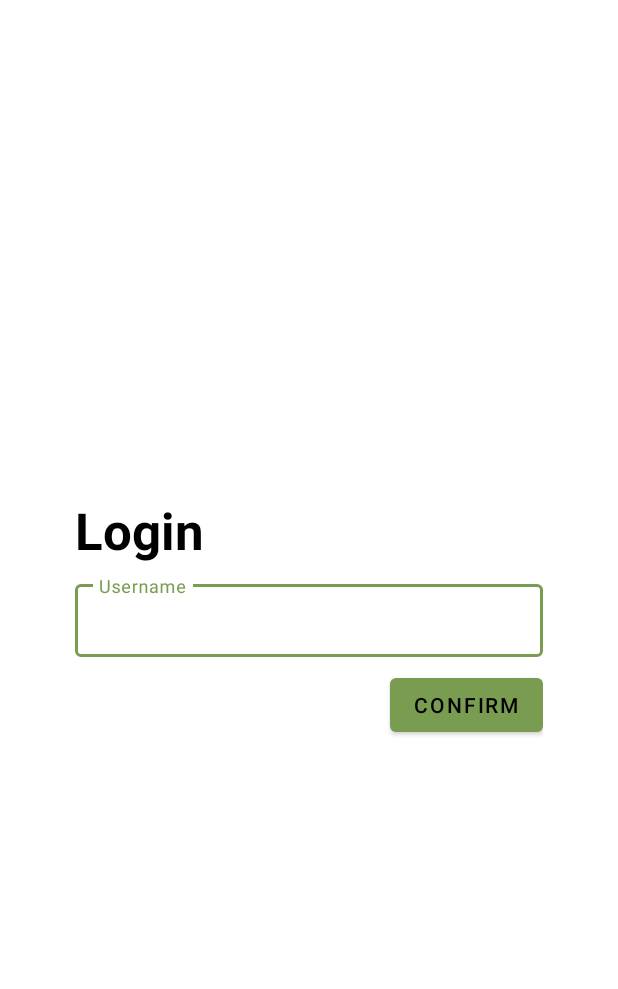
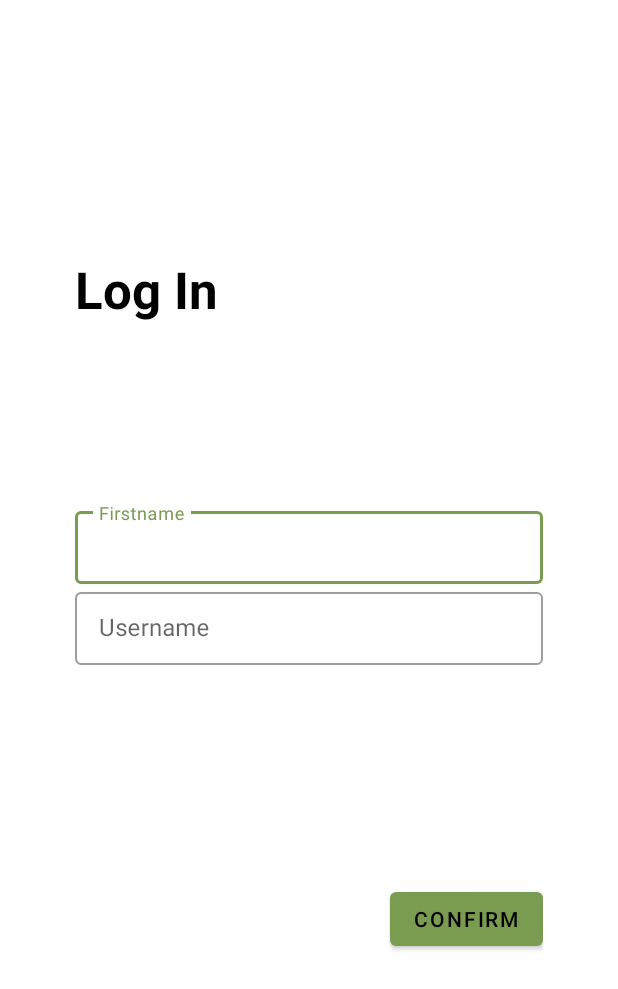
Before and after one commit to agaperra/make-me-chat-you, an Android app: the screen it shows after launch (MainActivity), on a phone screen of 412 x 824 dp. Shown: the top 989 px of the screen. Run offline under Robolectric (Android 15) with nearby library versions, the phone set to English and light mode, and no system bars; our stand-ins replace Dagger/Hilt's generated code; libraries missing offline, so code that uses them is left out: io.getstream.chat.

Commit message:
two users can speak

```diff
--- a/app/src/main/java/com/agaperra/makemechatyou/ui/channel/ChannelViewModel.kt
+++ b/app/src/main/java/com/agaperra/makemechatyou/ui/channel/ChannelViewModel.kt
@@ -34,8 +34,9 @@ class ChannelViewModel @Inject constructor(
             }
             val result = client.channel(
                 channelType = "messaging",
-                channelId = UUID.randomUUID().toString()
-            ).create(
+                channelId = "general"
+            )
+                .create(
                 extraData = mapOf(
                     "name" to trimmedChannelName,
                 ), memberIds = emptyList()
--- a/app/src/main/java/com/agaperra/makemechatyou/ui/login/LoginViewModel.kt
+++ b/app/src/main/java/com/agaperra/makemechatyou/ui/login/LoginViewModel.kt
@@ -2,9 +2,10 @@ package com.agaperra.makemechatyou.ui.login
 
 import androidx.lifecycle.ViewModel
 import androidx.lifecycle.viewModelScope
-import com.agaperra.makemechatyou.ui.util.Constants.MIN_USERNAME_LENGTH
+import com.agaperra.makemechatyou.ui.util.Constants.MIN_NAME_LENGTH
 import dagger.hilt.android.lifecycle.HiltViewModel
 import io.getstream.chat.android.client.ChatClient
+import io.getstream.chat.android.client.models.User
 import kotlinx.coroutines.flow.MutableSharedFlow
 import kotlinx.coroutines.flow.asSharedFlow
 import kotlinx.coroutines.launch
@@ -33,18 +34,46 @@ class LoginViewModel @Inject constructor(
      *
      * This method checks the user name for correctness in length
      *
+     * @param name
+     */
+    private fun isValidateName(name: String) = name.length >= MIN_NAME_LENGTH
+
+
+    /**
+     * Connect user
+     *
+     * @param firstName
      * @param username
      */
-    private fun isValidateUserName(username: String) = username.length >= MIN_USERNAME_LENGTH
-
-
-    fun connectUser(username: String) {
+    fun connectUser(firstName: String, username: String) {
         val trimmedUsername = username.trim()
+        val trimmedFirstname = firstName.trim()
         viewModelScope.launch {
-            if (isValidateUserName(trimmedUsername)) {
-                val result = client.connectGuestUser(
-                    userId = trimmedUsername,
-                    username = trimmedUsername
+            if (isValidateName(trimmedUsername) && isValidateName(trimmedFirstname)) {
+                if (client.getCurrentUser() == null) {
+                    val user = if (trimmedFirstname.contains("Varvara")&& trimmedFirstname.contains("Varvara")) {
+                        User(
+                            id = trimmedUsername,
+                            extraData = mutableMapOf(
+                                "name" to trimmedFirstname,
+                                "county" to "Russia",
+                                "image" to "http://ih0.redbubble.net/image.601960678.3325/flat%2C1000x1000%2C075%2Cf.u5.jpg"
+                            ),
+                            role = "admin"
+                        )
+                    } else {
+                        User(
+                            id = trimmedUsername,
+                            extraData = mutableMapOf(
+                                "name" to trimmedFirstname
+                            ),
+                            role = "user"
+                        )
+                    }
+                    val token = client.devToken(user.id)
+                    val result = client.connectUser(
+                        user = user,
+                        token = token
                     ).await()
                     if (result.isError) {
                         _loginEvent.emit(
@@ -57,6 +86,7 @@ class LoginViewModel @Inject constructor(
                     _loginEvent.emit(LogInEvent.Success)
                 } else {
                     _loginEvent.emit(LogInEvent.ErrorInputTooShort)
+                }
             }
         }
     }
--- a/app/src/main/java/com/agaperra/makemechatyou/ui/util/Constants.kt
+++ b/app/src/main/java/com/agaperra/makemechatyou/ui/util/Constants.kt
@@ -4,5 +4,5 @@ object Constants {
     /**
      * Minimum Username Length
      */
-    const val MIN_USERNAME_LENGTH = 3
+    const val MIN_NAME_LENGTH = 3
 }
--- a/app/src/main/res/layout/fragment_login.xml
+++ b/app/src/main/res/layout/fragment_login.xml
@@ -14,10 +14,27 @@
         android:textColor="@color/black"
         android:textSize="34sp"
         android:textStyle="bold"
-        app:layout_constraintBottom_toTopOf="@+id/tilUsername"
+        app:layout_constraintBottom_toTopOf="@+id/tilFirstName"
         app:layout_constraintStart_toStartOf="parent"
         app:layout_constraintTop_toTopOf="parent"
         app:layout_constraintVertical_chainStyle="packed" />
+
+
+    <com.google.android.material.textfield.TextInputLayout
+        android:id="@+id/tilFirstName"
+        style="@style/Widget.MaterialComponents.TextInputLayout.OutlinedBox.Dense"
+        android:layout_width="0dp"
+        android:layout_height="wrap_content"
+        android:hint="@string/firstname"
+        app:layout_constraintBottom_toTopOf="@id/tilUsername"
+        app:layout_constraintEnd_toEndOf="parent"
+        app:layout_constraintStart_toStartOf="parent">
+
+        <com.google.android.material.textfield.TextInputEditText
+            android:id="@+id/etFirstName"
+            android:layout_width="match_parent"
+            android:layout_height="match_parent" />
+    </com.google.android.material.textfield.TextInputLayout>
 
     <com.google.android.material.textfield.TextInputLayout
         android:id="@+id/tilUsername"
@@ -26,10 +43,10 @@
         android:layout_height="wrap_content"
         android:layout_marginTop="8dp"
         android:hint="@string/username"
-        app:layout_constraintBottom_toTopOf="@+id/btn_confirm"
+        app:layout_constraintBottom_toBottomOf="parent"
         app:layout_constraintEnd_toEndOf="parent"
         app:layout_constraintStart_toStartOf="parent"
-        app:layout_constraintTop_toBottomOf="@+id/tvLogin">
+        app:layout_constraintTop_toTopOf="parent">
 
         <com.google.android.material.textfield.TextInputEditText
             android:id="@+id/etUsername"
--- a/app/src/main/res/values/strings.xml
+++ b/app/src/main/res/values/strings.xml
@@ -1,9 +1,10 @@
 <resources>
     <string name="app_name">Make me chat you</string>
     <string name="confirm">Confirm</string>
-    <string name="login">Login</string>
+    <string name="login">Log In</string>
     <string name="your_name">Your name</string>
     <string name="username">Username</string>
+    <string name="firstname">Firstname</string>
     <string name="name">Name</string>
     <string name="error_username_too_short">The username must be at least %d characters long.</string>
     <string name="channel_created">Channel created</string>
@@ -13,4 +14,5 @@
     <string name="cancel">Cancel</string>
     <string name="success_log_in">successful log in</string>
     <string name="log_out">You are logged out from chats</string>
+    <string name="connect_ok">Success Connecting the User</string>
 </resources>
```
Also changed, not shown: app/src/main/java/com/agaperra/makemechatyou/ui/channel/ChannelFragment.kt (+24 -5 lines), app/src/main/java/com/agaperra/makemechatyou/ui/login/LoginFragment.kt (+8 -3 lines). Lines whose indentation alone changed are shown as unchanged.
